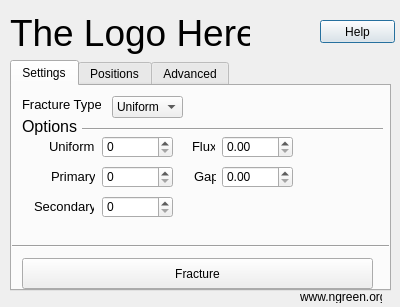
Before: the Qt Designer form gui/hadan_new.ui in KasumiL5x/hadan, drawn with Qt 5.
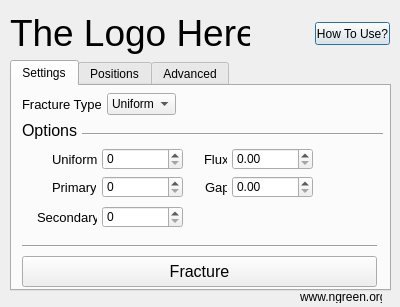
After: the same form once the commit is applied.

Commit message: Polished new GUI design.

What changed in the file:
```diff
--- a/gui/hadan_new.ui
+++ b/gui/hadan_new.ui
@@ -34,14 +34,14 @@
   <widget class="QPushButton" name="pushButton">
    <property name="geometry">
     <rect>
-     <x>320</x>
-     <y>20</y>
+     <x>315</x>
+     <y>22</y>
      <width>75</width>
      <height>23</height>
     </rect>
    </property>
    <property name="text">
-    <string>Help</string>
+    <string>How To Use?</string>
    </property>
   </widget>
   <widget class="QTabWidget" name="tabWidget">
@@ -56,19 +56,34 @@
    <property name="currentIndex">
     <number>0</number>
    </property>
-   <widget class="QWidget" name="tab">
-    <property name="enabled">
-     <bool>true</bool>
-    </property>
+   <widget class="QWidget" name="tp_settings">
     <attribute name="title">
      <string>Settings</string>
     </attribute>
-    <widget class="QComboBox" name="comboBox">
+    <widget class="QLabel" name="lbl_fractureType">
      <property name="geometry">
       <rect>
-       <x>100</x>
+       <x>10</x>
        <y>10</y>
-       <width>71</width>
+       <width>79</width>
+       <height>16</height>
+      </rect>
+     </property>
+     <property name="font">
+      <font>
+       <pointsize>10</pointsize>
+      </font>
+     </property>
+     <property name="text">
+      <string>Fracture Type</string>
+     </property>
+    </widget>
+    <widget class="QComboBox" name="cb_fractureType">
+     <property name="geometry">
+      <rect>
+       <x>95</x>
+       <y>7</y>
+       <width>69</width>
        <height>22</height>
       </rect>
      </property>
@@ -88,31 +103,13 @@
       </property>
      </item>
     </widget>
-    <widget class="QLabel" name="label_2">
-     <property name="geometry">
-      <rect>
-       <x>10</x>
-       <y>25</y>
-       <width>61</width>
-       <height>31</height>
-      </rect>
-     </property>
-     <property name="font">
-      <font>
-       <pointsize>12</pointsize>
-      </font>
-     </property>
-     <property name="text">
-      <string>Options</string>
-     </property>
-    </widget>
-    <widget class="Line" name="line">
+    <widget class="Line" name="split_options">
      <property name="geometry">
       <rect>
        <x>70</x>
-       <y>33</y>
+       <y>40</y>
        <width>301</width>
-       <height>20</height>
+       <height>16</height>
       </rect>
      </property>
      <property name="orientation">
@@ -122,10 +119,28 @@
     <widget class="QLabel" name="label_3">
      <property name="geometry">
       <rect>
-       <x>37</x>
-       <y>50</y>
+       <x>10</x>
+       <y>35</y>
+       <width>55</width>
+       <height>19</height>
+      </rect>
+     </property>
+     <property name="font">
+      <font>
+       <pointsize>12</pointsize>
+      </font>
+     </property>
+     <property name="text">
+      <string>Options</string>
+     </property>
+    </widget>
+    <widget class="QLabel" name="lbl_uniform">
+     <property name="geometry">
+      <rect>
+       <x>40</x>
+       <y>65</y>
        <width>45</width>
-       <height>21</height>
+       <height>16</height>
       </rect>
      </property>
      <property name="font">
@@ -141,19 +156,35 @@
      <property name="geometry">
       <rect>
        <x>90</x>
-       <y>50</y>
-       <width>71</width>
+       <y>62</y>
+       <width>81</width>
        <height>22</height>
       </rect>
      </property>
+     <property name="maximum">
+      <number>999</number>
+     </property>
     </widget>
-    <widget class="QLabel" name="label_4">
+    <widget class="QSpinBox" name="spin_uniform_2">
      <property name="geometry">
       <rect>
-       <x>39</x>
-       <y>80</y>
+       <x>90</x>
+       <y>90</y>
+       <width>81</width>
+       <height>22</height>
+      </rect>
+     </property>
+     <property name="maximum">
+      <number>999</number>
+     </property>
+    </widget>
+    <widget class="QLabel" name="lbl_primary">
+     <property name="geometry">
+      <rect>
+       <x>40</x>
+       <y>93</y>
        <width>44</width>
-       <height>21</height>
+       <height>16</height>
       </rect>
      </property>
      <property name="font">
@@ -169,19 +200,22 @@
      <property name="geometry">
       <rect>
        <x>90</x>
-       <y>80</y>
-       <width>71</width>
+       <y>120</y>
+       <width>81</width>
        <height>22</height>
       </rect>
      </property>
+     <property name="maximum">
+      <number>999</number>
+     </property>
     </widget>
     <widget class="QLabel" name="label_5">
      <property name="geometry">
       <rect>
-       <x>22</x>
-       <y>110</y>
+       <x>25</x>
+       <y>123</y>
        <width>60</width>
-       <height>21</height>
+       <height>16</height>
       </rect>
      </property>
      <property name="font">
@@ -193,23 +227,13 @@
       <string>Secondary</string>
      </property>
     </widget>
-    <widget class="QSpinBox" name="spinBox_3">
+    <widget class="QLabel" name="lbl_flux">
      <property name="geometry">
       <rect>
-       <x>90</x>
-       <y>110</y>
-       <width>71</width>
-       <height>22</height>
-      </rect>
-     </property>
-    </widget>
-    <widget class="QLabel" name="label_6">
-     <property name="geometry">
-      <rect>
-       <x>180</x>
-       <y>50</y>
+       <x>192</x>
+       <y>65</y>
        <width>23</width>
-       <height>21</height>
+       <height>16</height>
       </rect>
      </property>
      <property name="font">
@@ -224,9 +248,9 @@
     <widget class="QDoubleSpinBox" name="doubleSpinBox">
      <property name="geometry">
       <rect>
-       <x>210</x>
-       <y>50</y>
-       <width>71</width>
+       <x>220</x>
+       <y>62</y>
+       <width>81</width>
        <height>22</height>
       </rect>
      </property>
@@ -234,10 +258,10 @@
     <widget class="QLabel" name="label_7">
      <property name="geometry">
       <rect>
-       <x>182</x>
-       <y>80</y>
+       <x>193</x>
+       <y>93</y>
        <width>22</width>
-       <height>21</height>
+       <height>16</height>
       </rect>
      </property>
      <property name="font">
@@ -252,50 +276,19 @@
     <widget class="QDoubleSpinBox" name="doubleSpinBox_2">
      <property name="geometry">
       <rect>
-       <x>210</x>
-       <y>80</y>
-       <width>71</width>
+       <x>220</x>
+       <y>90</y>
+       <width>81</width>
        <height>22</height>
       </rect>
      </property>
     </widget>
-    <widget class="QPushButton" name="pushButton_2">
+    <widget class="Line" name="split_fracture">
      <property name="geometry">
       <rect>
        <x>10</x>
-       <y>172</y>
-       <width>351</width>
-       <height>31</height>
-      </rect>
-     </property>
-     <property name="text">
-      <string>Fracture</string>
-     </property>
-    </widget>
-    <widget class="QLabel" name="label_8">
-     <property name="geometry">
-      <rect>
-       <x>10</x>
-       <y>10</y>
-       <width>79</width>
-       <height>16</height>
-      </rect>
-     </property>
-     <property name="font">
-      <font>
-       <pointsize>10</pointsize>
-      </font>
-     </property>
-     <property name="text">
-      <string>Fracture Type</string>
-     </property>
-    </widget>
-    <widget class="Line" name="line_2">
-     <property name="geometry">
-      <rect>
-       <x>0</x>
        <y>150</y>
-       <width>381</width>
+       <width>355</width>
        <height>20</height>
       </rect>
      </property>
@@ -303,6 +296,24 @@
       <enum>Qt::Horizontal</enum>
      </property>
     </widget>
+    <widget class="QPushButton" name="btn_fracture">
+     <property name="geometry">
+      <rect>
+       <x>10</x>
+       <y>170</y>
+       <width>355</width>
+       <height>31</height>
+      </rect>
+     </property>
+     <property name="font">
+      <font>
+       <pointsize>12</pointsize>
+      </font>
+     </property>
+     <property name="text">
+      <string>Fracture</string>
+     </property>
+    </widget>
    </widget>
    <widget class="QWidget" name="tab_2">
     <attribute name="title">
```
Left out of the diff: 110 changed lines with no effect on the pictures.
